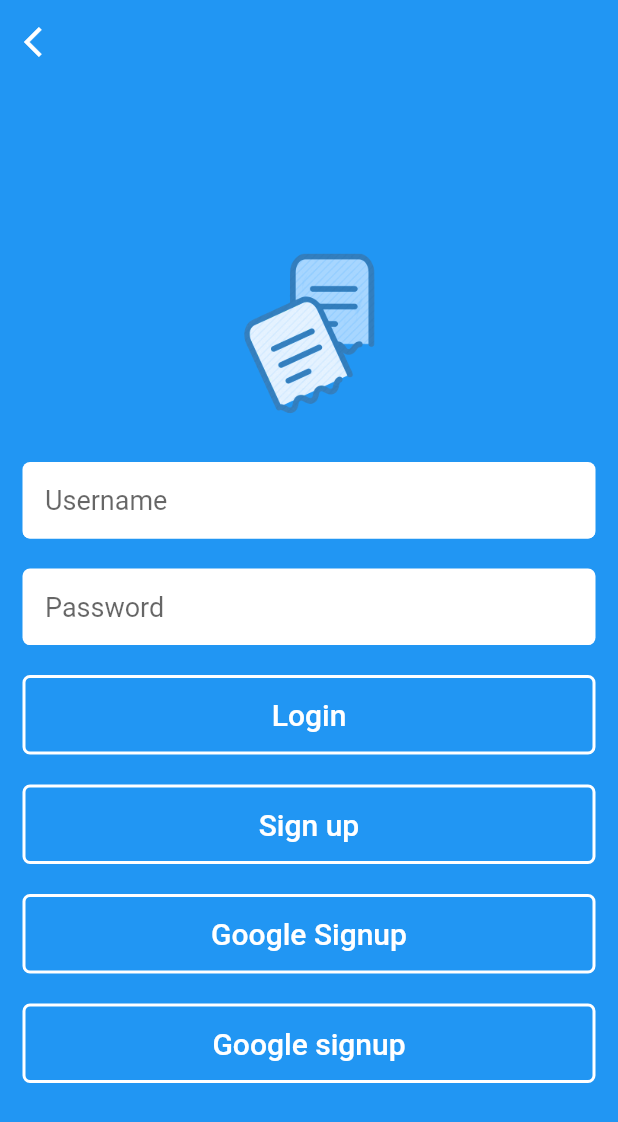
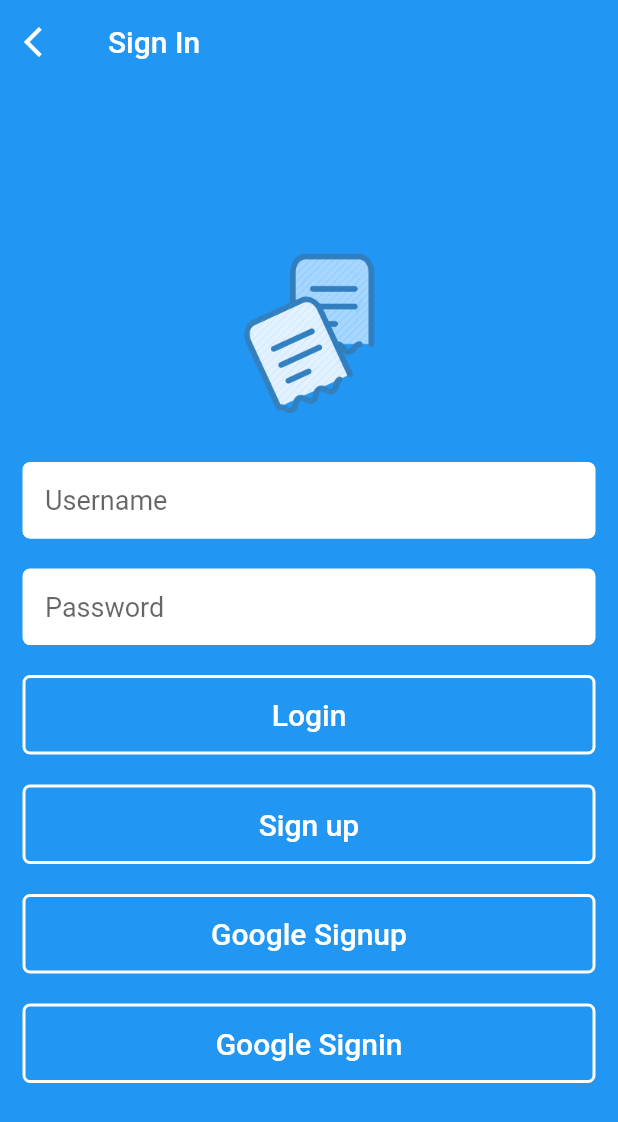
Before and after one commit to Aicassatti1/catalogged_team8, a Flutter app: the SigninPage screen opened by its route, on a phone screen of 412 x 824 dp. Shown: the top 1122 px of the screen. Run offline on Flutter 3.47's test engine with Material 2 defaults, Android fonts, the light colour scheme and no system bars.

Commit message:
Page titles added, button names fixed

```diff
--- a/lib/pages/signin_page.dart
+++ b/lib/pages/signin_page.dart
@@ -9,12 +9,14 @@ class SigninPage extends StatelessWidget {
       appBar: AppBar(
         // title: Text('Login'),
         elevation: 0,
-        leading: IconButton(
+        leading:
+        IconButton(
           icon: Icon(Icons.arrow_back_ios),
           onPressed: () {
             Navigator.of(context).pop();
           },
         ),
+        title: Text('Sign In'),
       ),
       body: Container(
         padding: const EdgeInsets.all(15),
@@ -137,7 +139,7 @@ class SigninPage extends StatelessWidget {
             ),
             FlatButton(
               child: Text(
-                'Google signup',
+                'Google Signin',
                 style: TextStyle(
                   fontSize: 20,
                 ),
--- a/lib/pages/signup_page.dart
+++ b/lib/pages/signup_page.dart
@@ -17,6 +17,7 @@ class SignupPage extends StatelessWidget {
             Navigator.of(context).pop();
           },
         ),
+        title: Text("Sign Up")
       ),
       body: LayoutBuilder(
         builder: (BuildContext context, BoxConstraints viewportConstraints) {
```
